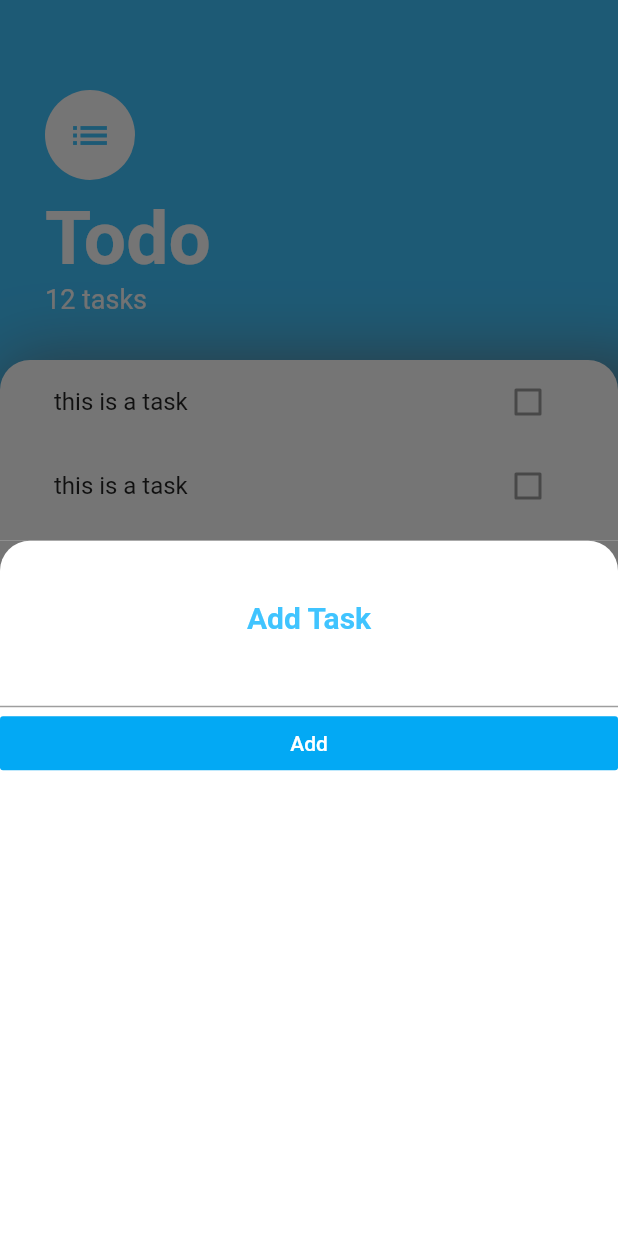
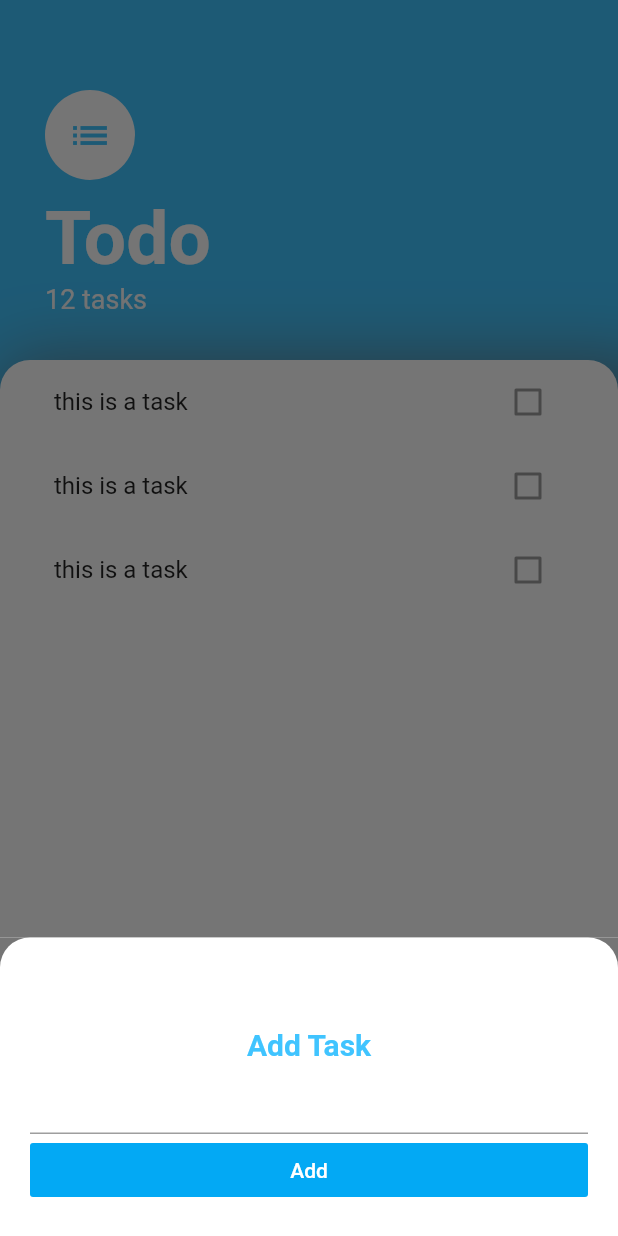
Before and after one commit to revanthRaghuPrasad/todos-flutter, a Flutter app: the screen it shows after launch, after a tap on the "add" icon, on a phone screen of 412 x 824 dp. Run offline on Flutter 3.47's test engine with Material 2 defaults, Android fonts, the phone set to English and light mode, and no system bars.

```diff
--- a/lib/screens/add_task_screen.dart
+++ b/lib/screens/add_task_screen.dart
@@ -6,6 +6,7 @@ class AddTaskScreen extends StatelessWidget {
     return Container(
       color: Color(0xff757575),
       child: Container(
+        padding: EdgeInsets.all(20.0),
         decoration: BoxDecoration(
           color: Colors.white,
           borderRadius: BorderRadius.only(
--- a/lib/screens/tasks_screen.dart
+++ b/lib/screens/tasks_screen.dart
@@ -9,8 +9,16 @@ class TasksScreen extends StatelessWidget {
       floatingActionButton: FloatingActionButton(
         onPressed: () {
           showModalBottomSheet(
-              context: context,
-              builder: (BuildContext context) => AddTaskScreen());
+            context: context,
+            isScrollControlled: true,
+            builder: (context) => SingleChildScrollView(
+              child: Container(
+                padding: EdgeInsets.only(
+                    bottom: MediaQuery.of(context).viewInsets.bottom),
+                child: AddTaskScreen(),
+              ),
+            ),
+          );
         },
         backgroundColor: Colors.lightBlue,
         child: Icon(Icons.add),
```
